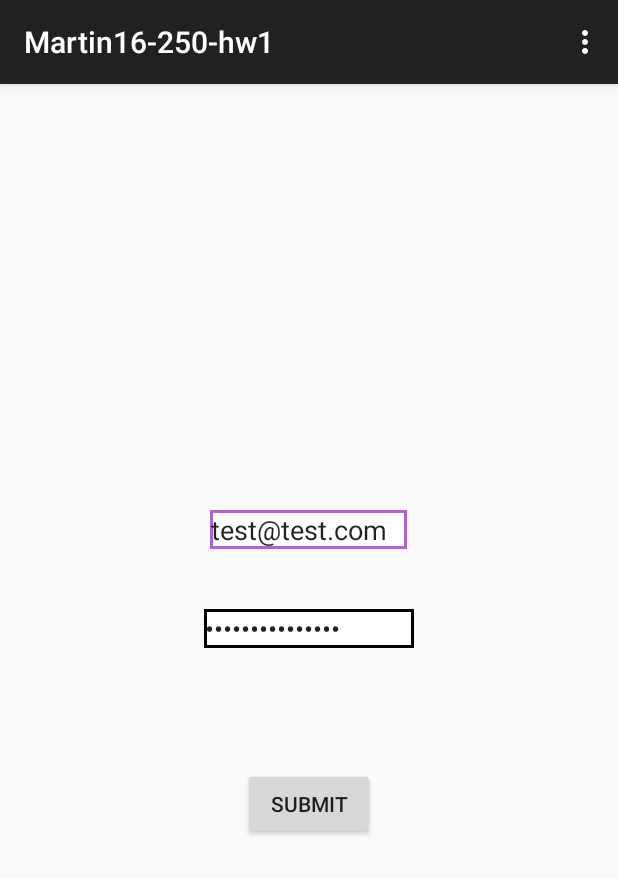
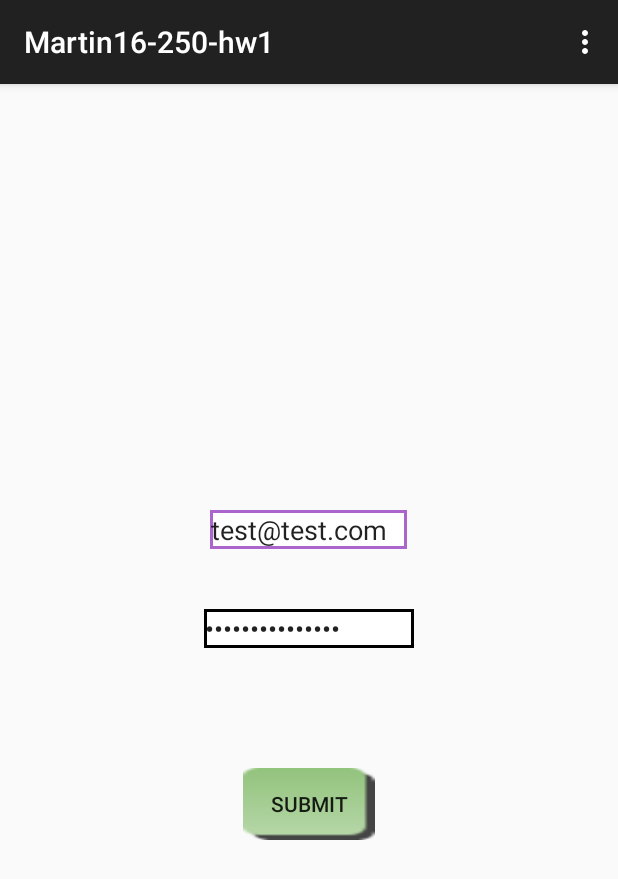
Before and after one commit to jaxkewl/Martin16-250-hw1, an Android app: the screen it shows after launch (MainActivity), on a phone screen of 412 x 824 dp. Shown: the top 879 px of the screen. Run offline under Robolectric (Android 15) with nearby library versions, the phone set to English and light mode, and no system bars.

Commit message:
fixed buttons

```diff
--- /dev/null
+++ b/app/src/main/res/drawable/nine_patch_two_button_style.xml
@@ -0,0 +1,5 @@
+<?xml version="1.0" encoding="utf-8"?>
+<selector xmlns:android="http://schemas.android.com/apk/res/android">
+    <item android:drawable="@drawable/button_selected" android:state_pressed="true" />
+    <item android:drawable="@drawable/button_unselected" />
+</selector>
--- a/app/src/main/res/layout/fragment_main.xml
+++ b/app/src/main/res/layout/fragment_main.xml
@@ -39,6 +39,7 @@
     <Button
         android:id="@+id/button_submit"
         android:text="Submit"
+        android:background="@drawable/nine_patch_two_button_style"
         android:layout_width="wrap_content"
         android:layout_height="wrap_content" />
 
```
Also changed, not shown: app/src/main/res/drawable/button_selected.png, app/src/main/res/drawable/button_unselected.png.
